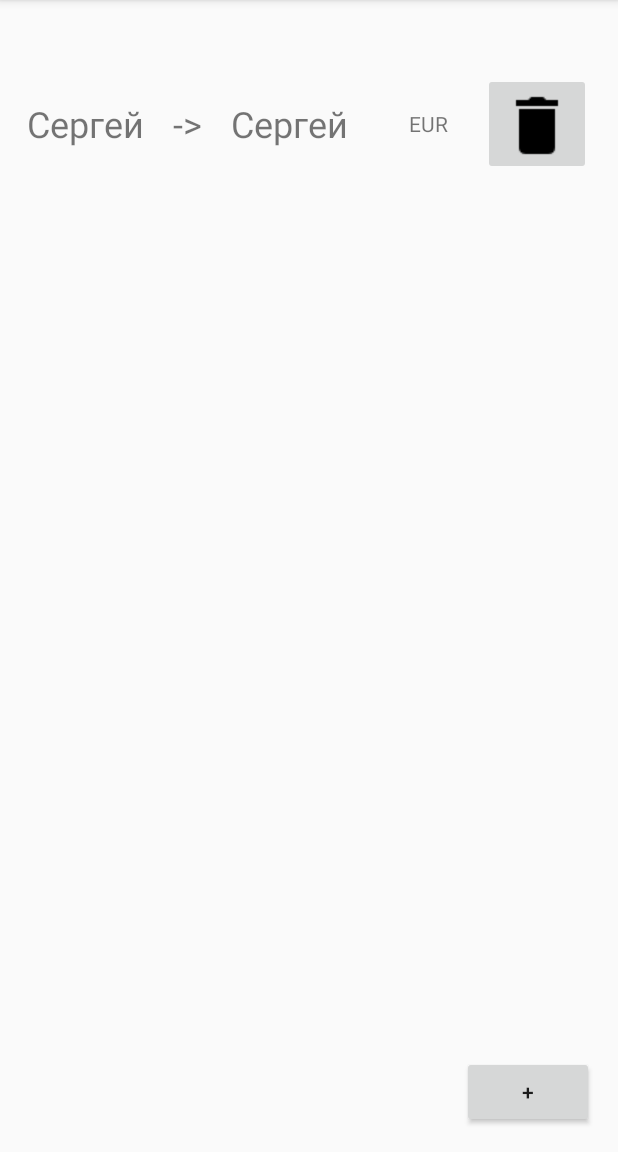
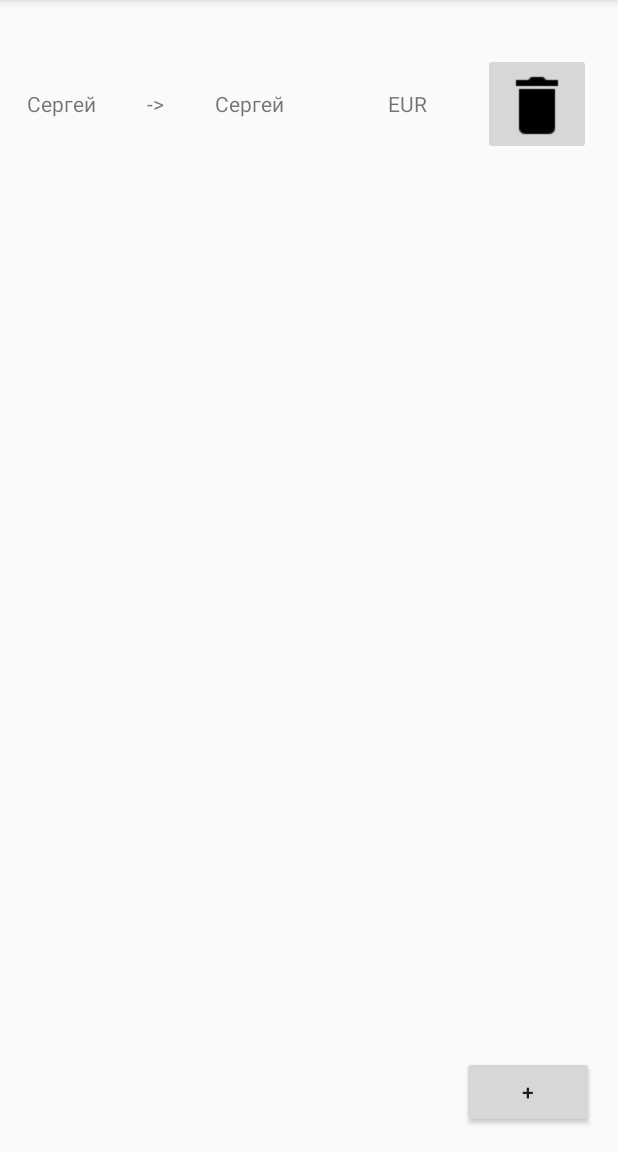
Before and after one commit to seriyalexandrov/TravelDebtsAndroid, an Android app: the AddDeptActivity screen opened directly, with no data from a screen before it, after a tap on "ADD", on a phone screen of 412 x 824 dp, the part 84-1236 px from its top. Run offline under Robolectric (Android 15) with nearby library versions, the phone set to English and light mode, and no system bars.

Commit message:
Refresh depts view.

```diff
--- a/app/src/main/java/com/seriyalexandrov/traveldepts/DeptsActivity.java
+++ b/app/src/main/java/com/seriyalexandrov/traveldepts/DeptsActivity.java
@@ -1,11 +1,9 @@
 package com.seriyalexandrov.traveldepts;
 
-import android.content.ContentValues;
 import android.content.Intent;
 import android.content.SharedPreferences;
 import android.database.Cursor;
 import android.database.sqlite.SQLiteDatabase;
-import android.media.Image;
 import android.os.Bundle;
 import android.support.v7.app.AppCompatActivity;
 import android.util.Log;
@@ -17,7 +15,6 @@ import android.widget.Button;
 import android.widget.ImageButton;
 import android.widget.LinearLayout;
 import android.widget.TextView;
-import android.widget.Toast;
 
 import com.seriyalexandrov.traveldepts.dao.DbHelper;
 import com.seriyalexandrov.traveldepts.dao.Queries;
@@ -47,7 +44,7 @@ public class DeptsActivity extends AppCompatActivity implements View.OnClickList
     @Override
     protected void onPostResume() {
         super.onPostResume();
-        showDeptsList();
+        refreshDeptsList();
     }
 
     @Override
@@ -96,9 +93,11 @@ public class DeptsActivity extends AppCompatActivity implements View.OnClickList
         return super.onOptionsItemSelected(item);
     }
 
-    private void showDeptsList() {
-        LinearLayout deptsLayout = (LinearLayout)findViewById(R.id.deptsList);
-        LayoutInflater inflater = getLayoutInflater();
+    private void refreshDeptsList() {
+        final LinearLayout deptsLayout = (LinearLayout)findViewById(R.id.deptsList);
+        deptsLayout.removeAllViews();
+
+        final LayoutInflater inflater = getLayoutInflater();
         List<Dept> depts = getDepts();
 
         for(Dept dept : depts) {
@@ -125,7 +124,7 @@ public class DeptsActivity extends AppCompatActivity implements View.OnClickList
                 @Override
                 public void onClick(View view) {
                     removeDeptById(id);
-                    findViewById(R.id.deptsScroll).invalidate();
+                    refreshDeptsList();
                 }
             });
 
--- a/app/src/main/res/layout/dept.xml
+++ b/app/src/main/res/layout/dept.xml
@@ -18,7 +18,7 @@
             android:layout_height="wrap_content"
             android:layout_width="wrap_content"
             android:text="TextView"
-            android:textSize="24sp"></TextView>
+            android:textSize="14sp"></TextView>
     </LinearLayout>
 
     <LinearLayout
@@ -34,7 +34,7 @@
             android:layout_width="wrap_content"
             android:layout_height="wrap_content"
             android:text="TextView"
-            android:textSize="24sp"></TextView>
+            android:textSize="14sp"></TextView>
 
         <TextView
             android:layout_weight="1"
@@ -43,7 +43,7 @@
             android:layout_marginLeft="1pt"
             android:layout_marginRight="1pt"
             android:text="->"
-            android:textSize="24sp"></TextView>
+            android:textSize="14sp"></TextView>
 
         <TextView
             android:layout_weight="1"
@@ -51,7 +51,7 @@
             android:layout_width="wrap_content"
             android:layout_height="wrap_content"
             android:text="TextView"
-            android:textSize="24sp"></TextView>
+            android:textSize="14sp"></TextView>
 
         <TextView
             android:layout_weight="1"
```
Also changed, not shown: app/src/main/res/layout/activity_add_dept.xml (+4 -4 lines).
